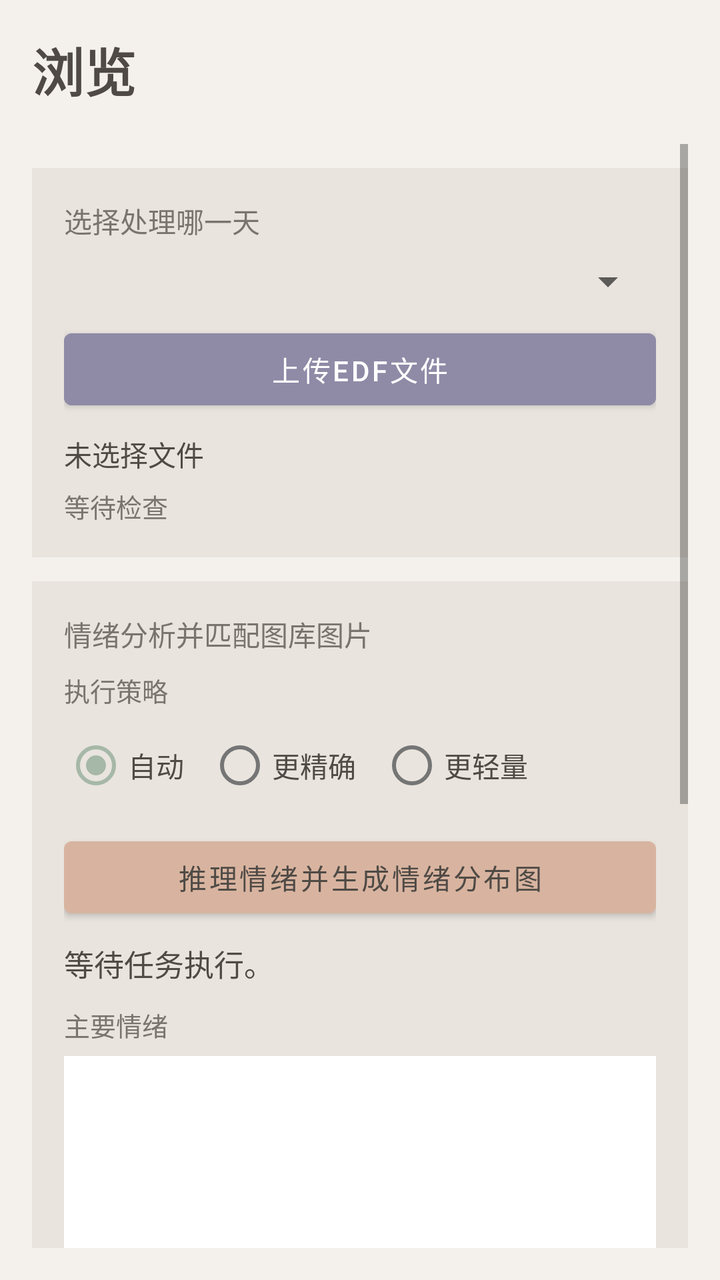
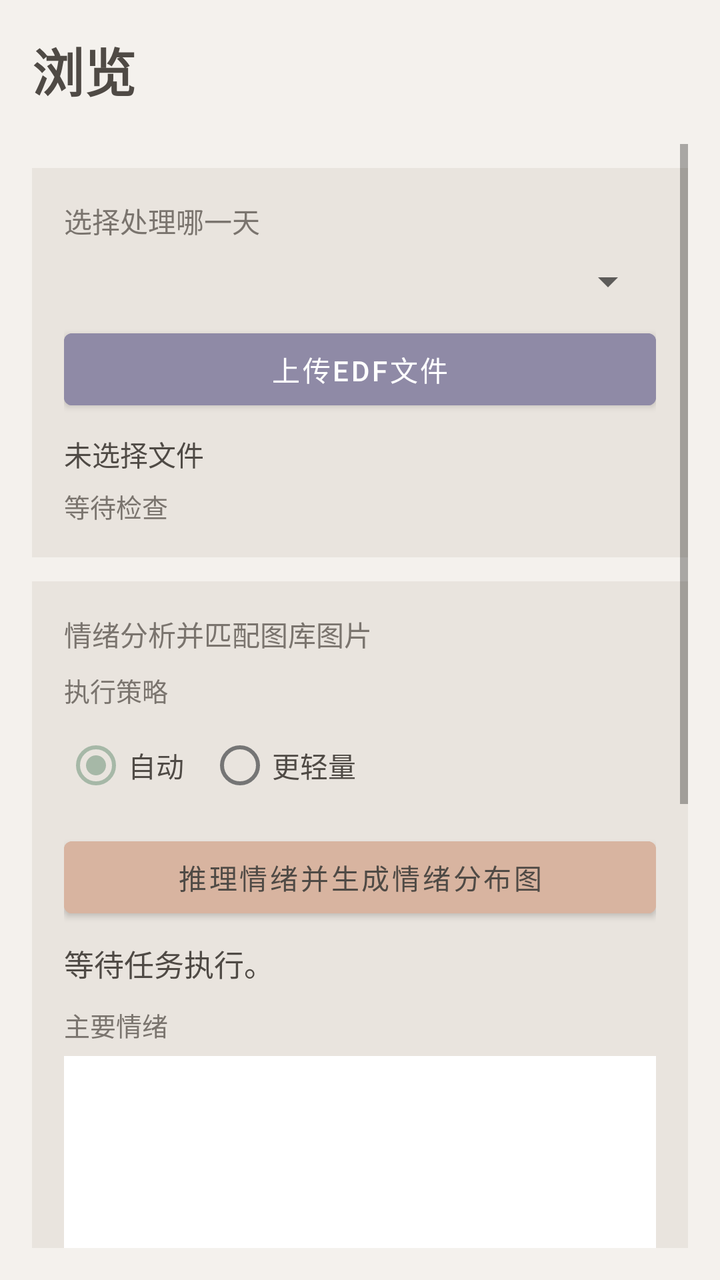

Before-and-after screenshots of an Android layout around one commit, followed by the original layout XML and the change that was made.
<!-- AndroidManifest.xml: application theme Theme.DreamAnalyzer -->
<!-- res/layout/fragment_browse.xml -->
<?xml version="1.0" encoding="utf-8"?>
<FrameLayout xmlns:android="http://schemas.android.com/apk/res/android"
    android:layout_width="match_parent"
    android:layout_height="match_parent"
    android:background="@color/morandi_bg"
    android:fitsSystemWindows="true">

    <TextView
        android:id="@+id/tv_page_title_fixed"
        android:layout_width="wrap_content"
        android:layout_height="wrap_content"
        android:layout_marginStart="16dp"
        android:layout_marginTop="16dp"
        android:text="浏览"
        android:textColor="@color/morandi_text_primary"
        android:textSize="26sp"
        android:textStyle="bold" />

    <ScrollView
        android:id="@+id/scroll_content"
        android:layout_width="match_parent"
        android:layout_height="match_parent"
        android:layout_marginTop="56dp"
        android:fillViewport="true"
        android:padding="16dp">

        <LinearLayout
            android:layout_width="match_parent"
            android:layout_height="wrap_content"
            android:orientation="vertical">

        <LinearLayout
            android:layout_width="match_parent"
            android:layout_height="wrap_content"
            android:layout_marginTop="12dp"
            android:background="@color/morandi_card"
            android:orientation="vertical"
            android:padding="16dp">

            <TextView
                android:layout_width="wrap_content"
                android:layout_height="wrap_content"
                android:text="选择处理哪一天"
                android:textColor="@color/morandi_text_secondary"
                android:textSize="14sp" />

            <Spinner
                android:id="@+id/spinner_day"
                android:layout_width="match_parent"
                android:layout_height="wrap_content"
                android:layout_marginTop="8dp" />

            <Button
                android:id="@+id/btn_pick_edf"
                android:layout_width="match_parent"
                android:layout_height="wrap_content"
                android:layout_marginTop="8dp"
                android:backgroundTint="@color/morandi_primary"
                android:text="上传EDF文件"
                android:textColor="@color/white" />

            <TextView
                android:id="@+id/tv_selected_edf"
                android:layout_width="match_parent"
                android:layout_height="wrap_content"
                android:layout_marginTop="8dp"
                android:text="未选择文件"
                android:textColor="@color/morandi_text_primary"
                android:textSize="14sp" />

            <TextView
                android:id="@+id/tv_precheck_hint"
                android:layout_width="match_parent"
                android:layout_height="wrap_content"
                android:layout_marginTop="6dp"
                android:text="等待检查"
                android:textColor="@color/morandi_text_secondary"
                android:textSize="13sp" />
        </LinearLayout>

        <LinearLayout
            android:layout_width="match_parent"
            android:layout_height="wrap_content"
            android:layout_marginTop="12dp"
            android:background="@color/morandi_card"
            android:orientation="vertical"
            android:padding="16dp">

            <TextView
                android:layout_width="wrap_content"
                android:layout_height="wrap_content"
                android:text="情绪分析并匹配图库图片"
                android:textColor="@color/morandi_text_secondary"
                android:textSize="14sp" />

            <TextView
                android:layout_width="wrap_content"
                android:layout_height="wrap_content"
                android:layout_marginTop="8dp"
                android:text="执行策略"
                android:textColor="@color/morandi_text_secondary"
                android:textSize="13sp" />

            <RadioGroup
                android:id="@+id/rg_strategy"
                android:layout_width="match_parent"
                android:layout_height="wrap_content"
                android:layout_marginTop="4dp"
                android:orientation="horizontal">

                <RadioButton
                    android:id="@+id/rb_strategy_auto"
                    android:layout_width="wrap_content"
                    android:layout_height="wrap_content"
                    android:checked="true"
                    android:text="自动"
                    android:textColor="@color/morandi_text_primary" />

                <RadioButton
                    android:id="@+id/rb_strategy_real"
                    android:layout_width="wrap_content"
                    android:layout_height="wrap_content"
                    android:layout_marginStart="12dp"
                    android:text="更精确"
                    android:textColor="@color/morandi_text_primary" />

                <RadioButton
                    android:id="@+id/rb_strategy_light"
                    android:layout_width="wrap_content"
                    android:layout_height="wrap_content"
                    android:layout_marginStart="12dp"
                    android:text="更轻量"
                    android:textColor="@color/morandi_text_primary" />
            </RadioGroup>

            <Button
                android:id="@+id/btn_analyze_generate"
                android:layout_width="match_parent"
                android:layout_height="wrap_content"
                android:layout_marginTop="8dp"
                android:backgroundTint="@color/morandi_accent"
                android:text="推理情绪并生成情绪分布图"
                android:textColor="@color/morandi_text_primary" />

            <TextView
                android:id="@+id/tv_generation_result"
                android:layout_width="match_parent"
                android:layout_height="wrap_content"
                android:layout_marginTop="8dp"
                android:lineSpacingExtra="3dp"
                android:text="等待任务执行。"
                android:textColor="@color/morandi_text_primary"
                android:textSize="15sp" />

            <TextView
                android:layout_width="wrap_content"
                android:layout_height="wrap_content"
                android:layout_marginTop="10dp"
                android:text="主要情绪"
                android:textColor="@color/morandi_text_secondary"
                android:textSize="13sp" />

            <ImageView
                android:id="@+id/iv_result_image"
                android:layout_width="match_parent"
                android:layout_height="180dp"
                android:layout_marginTop="6dp"
                android:background="@android:color/white"
                android:scaleType="centerCrop" />

            <TextView
                android:layout_width="wrap_content"
                android:layout_height="wrap_content"
                android:layout_marginTop="10dp"
                android:text="情绪分布饼图"
                android:textColor="@color/morandi_text_secondary"
                android:textSize="13sp" />

            <ImageView
                android:id="@+id/iv_pie_chart"
                android:layout_width="match_parent"
                android:layout_height="180dp"
                android:layout_marginTop="6dp"
                android:background="@android:color/white"
                android:scaleType="fitCenter" />
        </LinearLayout>

        <LinearLayout
            android:layout_width="match_parent"
            android:layout_height="wrap_content"
            android:layout_marginTop="12dp"
            android:background="@color/morandi_card"
            android:orientation="vertical"
            android:padding="16dp">

            <TextView
                android:layout_width="wrap_content"
                android:layout_height="wrap_content"
                android:text="图片生成历史记录"
                android:textColor="@color/morandi_text_secondary"
                android:textSize="14sp" />

            <TextView
                android:id="@+id/tv_image_history"
                android:layout_width="match_parent"
                android:layout_height="wrap_content"
                android:layout_marginTop="8dp"
                android:text="暂无记录"
                android:textColor="@color/morandi_text_primary"
                android:textSize="14sp" />
        </LinearLayout>

        </LinearLayout>

    </ScrollView>

</FrameLayout>
<!-- resources referenced by this layout -->
<resources>
  <color name="morandi_accent">#D8B4A0</color>
  <color name="morandi_bg">#F4F1ED</color>
  <color name="morandi_card">#E9E4DE</color>
  <color name="morandi_primary">#8F8AA6</color>
  <color name="morandi_text_primary">#4F4A45</color>
  <color name="morandi_text_secondary">#7A746E</color>
  <color name="white">#FFFFFFFF</color>
  <style name="Theme.DreamAnalyzer" parent="Theme.MaterialComponents.Light.NoActionBar">
          <item name="colorPrimary">@color/morandi_primary</item>
          <item name="colorPrimaryVariant">@color/morandi_primary_dark</item>
          <item name="colorOnPrimary">@color/white</item>
  
          <item name="colorSecondary">@color/morandi_secondary</item>
          <item name="colorSecondaryVariant">@color/morandi_secondary</item>
          <item name="colorOnSecondary">@color/morandi_text_primary</item>
  
          <item name="android:statusBarColor">@color/morandi_primary_dark</item>
          <item name="android:navigationBarColor">@color/morandi_bg</item>
          <item name="android:windowBackground">@color/morandi_bg</item>
      </style>
  <color name="morandi_primary_dark">#7B7691</color>
  <color name="morandi_secondary">#A6B8A7</color>
</resources>

<!-- the commit's change to res/layout/fragment_browse.xml (unified diff, before → after) -->
@@ -117,14 +117,6 @@
                     android:textColor="@color/morandi_text_primary" />
 
                 <RadioButton
-                    android:id="@+id/rb_strategy_real"
-                    android:layout_width="wrap_content"
-                    android:layout_height="wrap_content"
-                    android:layout_marginStart="12dp"
-                    android:text="更精确"
-                    android:textColor="@color/morandi_text_primary" />
-
-                <RadioButton
                     android:id="@+id/rb_strategy_light"
                     android:layout_width="wrap_content"
                     android:layout_height="wrap_content"
